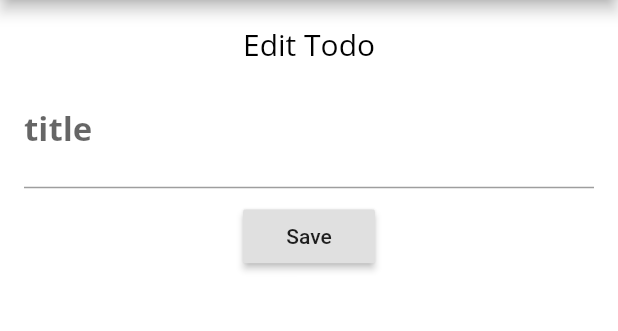
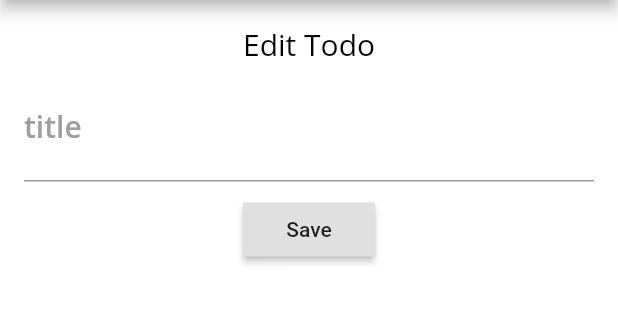
Before and after one commit to CharithBhat/Pocket-Reminder, a Flutter app: the EditScreen screen opened directly with empty values, on a phone screen of 412 x 824 dp, the part 84-415 px from its top. Run offline on Flutter 3.47's test engine with Material 2 defaults, Android fonts, the phone set to English and light mode, and no system bars; our stand-ins replace flutter_local_notifications, flutter_slidable, google_fonts, shared_preferences, sqflite; missing offline and left inert: empty_widget; accounts and stored records are empty.

```diff
--- a/lib/provider/birthdayTodo_list.dart
+++ b/lib/provider/birthdayTodo_list.dart
@@ -8,6 +8,7 @@ class BirthdayTodoList with ChangeNotifier {
   final dbhelper = DatabaseHelper.instance;
 
   List<BirthdayTodo> get birthdayTodoList {
+    _birthdayTodoList.sort((a, b) => a.name.compareTo(b.name));
     return _birthdayTodoList;
   }
 
--- a/lib/screens/quick_todo_screen.dart
+++ b/lib/screens/quick_todo_screen.dart
@@ -105,7 +105,8 @@ class _EnterMessageState extends State<EnterMessage> {
                       },
                       decoration: InputDecoration(
                           hintText: "Type Something...",
-                          border: InputBorder.none),
+                          border: InputBorder.none,
+                          focusColor: Colors.black),
                     ),
                   ),
                 ],
--- a/lib/utilities/app_theme.dart
+++ b/lib/utilities/app_theme.dart
@@ -22,15 +22,16 @@ class AppTheme {
     iconTheme: IconThemeData(
       color: Colors.black,
     ),
+    hintColor: Colors.grey,
     cardColor: Colors.white,
     textTheme: TextTheme(
       headline1: GoogleFonts.openSans(color: Colors.black, fontSize: 30),
       headline2: GoogleFonts.openSans(color: Colors.white, fontSize: 20),
       bodyText1: GoogleFonts.openSans(color: Colors.black, fontSize: 16),
       subtitle1: GoogleFonts.openSans(
-          color: Colors.black, fontSize: 22, fontWeight: FontWeight.bold),
+          color: Colors.black, fontSize: 20, fontWeight: FontWeight.w600),
       subtitle2: GoogleFonts.openSans(
-          color: Colors.black, fontSize: 22, fontWeight: FontWeight.bold),
+          color: Colors.black, fontSize: 20, fontWeight: FontWeight.w600),
       bodyText2: GoogleFonts.openSans(color: Colors.black, fontSize: 20),
       headline3: GoogleFonts.openSans(
           color: Colors.grey, fontSize: 16, fontWeight: FontWeight.bold),
@@ -48,6 +49,7 @@ class AppTheme {
           headline1: GoogleFonts.openSans(
               color: Colors.white, fontSize: 20, fontWeight: FontWeight.w600)),
     ),
+    hintColor: Colors.grey,
     cardColor: Colors.black,
     splashColor: Colors.grey,
     //primaryColor: Colors.blue[900],
@@ -63,9 +65,9 @@ class AppTheme {
       headline2: GoogleFonts.openSans(color: Colors.white, fontSize: 20),
       bodyText1: GoogleFonts.openSans(color: Colors.white, fontSize: 16),
       subtitle1: GoogleFonts.openSans(
-          color: Colors.white, fontSize: 22, fontWeight: FontWeight.bold),
+          color: Colors.white, fontSize: 20, fontWeight: FontWeight.w600),
       subtitle2: GoogleFonts.openSans(
-          color: Colors.black, fontSize: 22, fontWeight: FontWeight.bold),
+          color: Colors.black, fontSize: 20, fontWeight: FontWeight.w600),
       bodyText2: GoogleFonts.openSans(color: Colors.white, fontSize: 20),
       headline3: GoogleFonts.openSans(
           color: Colors.grey, fontSize: 20, fontWeight: FontWeight.bold),
```
Also changed, not shown: lib/widgets/birthday_task.dart (+11 -24 lines), lib/widgets/quick_tasks.dart (+9 -6 lines), lib/screens/reminder_todo_screen.dart (line endings or trailing spaces).
